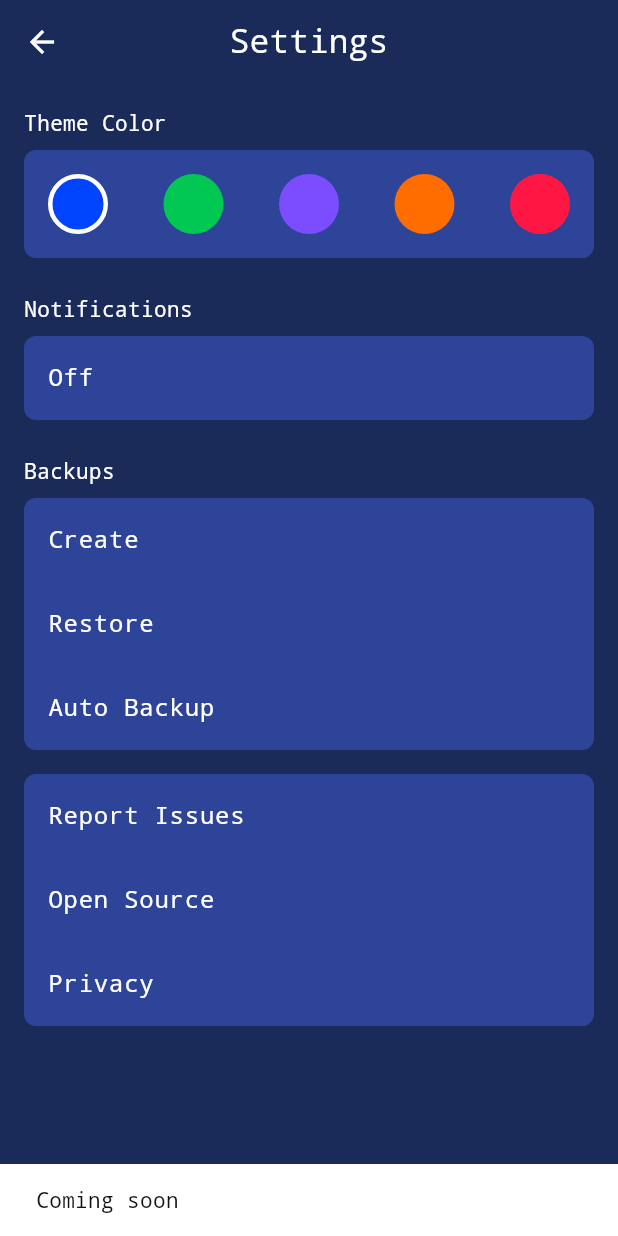
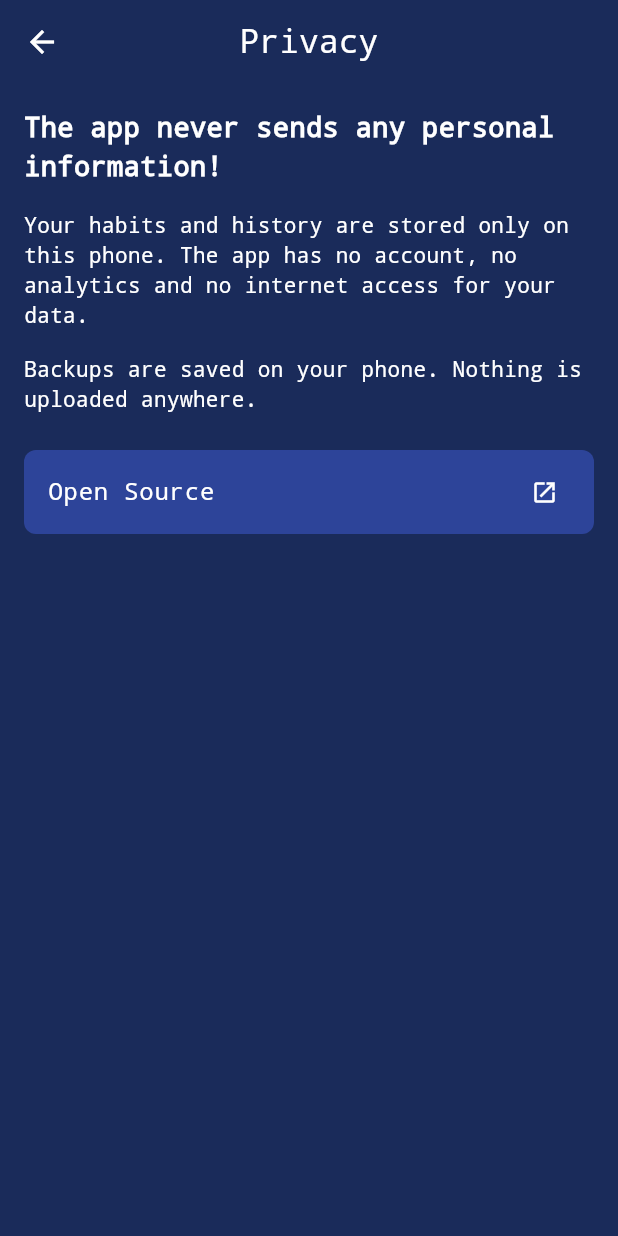
Before and after one commit to arunkrish11/habits.me, a Flutter app: the SettingsScreen screen opened directly, after a tap on "Privacy", on a phone screen of 412 x 824 dp. Run offline on Flutter 3.47's test engine with Material 3 defaults, Android fonts, the light colour scheme and no system bars; our stand-ins replace drift, drift_flutter, file_picker, flutter_local_notifications, flutter_riverpod, flutter_timezone and 2 more; accounts and stored records are empty; generated files the repository leaves out were written again.

Commit message:
(feat):backup, restore, autobackup and privacy screen added

```diff
--- /dev/null
+++ b/lib/features/settings/privacy_screen.dart
@@ -0,0 +1,49 @@
+import 'package:flutter/material.dart';
+import 'package:url_launcher/url_launcher.dart';
+
+import '../../core/theme.dart';
+
+class PrivacyScreen extends StatelessWidget {
+  const PrivacyScreen({super.key});
+
+  @override
+  Widget build(BuildContext context) {
+    return Scaffold(
+      appBar: AppBar(title: const Text('Privacy'), centerTitle: true),
+      body: ListView(
+        padding: const EdgeInsets.all(16),
+        children: [
+          const Text(
+            'The app never sends any personal information!',
+            style: TextStyle(fontSize: 18, fontWeight: FontWeight.bold),
+          ),
+          const SizedBox(height: 16),
+          const Text(
+            'Your habits and history are stored only on this phone. '
+            'The app has no account, no analytics and no internet access '
+            'for your data.',
+          ),
+          const SizedBox(height: 16),
+          const Text(
+            'Backups are saved on your phone. Nothing is uploaded anywhere.',
+          ),
+          const SizedBox(height: 24),
+          Container(
+            decoration: BoxDecoration(
+              color: AppColors.card,
+              borderRadius: BorderRadius.circular(8),
+            ),
+            child: ListTile(
+              title: const Text('Open Source'),
+              trailing: const Icon(Icons.open_in_new, size: 18),
+              onTap: () => launchUrl(
+                Uri.parse('https://github.com/arunkrish11/habits.me'),
+                mode: LaunchMode.externalApplication,
+              ),
+            ),
+          ),
+        ],
+      ),
+    );
+  }
+}
--- a/lib/features/settings/settings_screen.dart
+++ b/lib/features/settings/settings_screen.dart
@@ -1,9 +1,18 @@
+import 'dart:convert';
+import 'dart:typed_data';
+
+import 'package:file_picker/file_picker.dart';
 import 'package:flutter/material.dart';
 import 'package:flutter_riverpod/flutter_riverpod.dart';
+// import 'package:intl/intl.dart';
+import 'package:url_launcher/url_launcher.dart';
 
+import '../../core/backup_service.dart';
 import '../../core/notification_service.dart';
 import '../../core/theme.dart';
 import '../../core/theme_provider.dart';
+import '../../data/providers.dart';
+import 'privacy_screen.dart';
 
 class SettingsScreen extends ConsumerStatefulWidget {
   const SettingsScreen({super.key});
@@ -14,6 +23,7 @@ class SettingsScreen extends ConsumerStatefulWidget {
 
 class _SettingsScreenState extends ConsumerState<SettingsScreen> {
   TimeOfDay? _reminder;
+  bool _auto = false;
 
   @override
   void initState() {
@@ -21,14 +31,15 @@ class _SettingsScreenState extends ConsumerState<SettingsScreen> {
     NotificationService.savedTime().then((t) {
       if (mounted) setState(() => _reminder = t);
     });
+    BackupService.autoEnabled().then((v) {
+      if (mounted) setState(() => _auto = v);
+    });
   }
 
-  void _soon() =>
-      ScaffoldMessenger.of(context)
-          .showSnackBar(const SnackBar(content: Text('Coming soon')));
+  void _msg(String text) =>
+      ScaffoldMessenger.of(context).showSnackBar(SnackBar(content: Text(text)));
 
   Future<void> _pickTime() async {
-    final messenger = ScaffoldMessenger.of(context);
     final t = await showTimePicker(
       context: context,
       initialTime: _reminder ?? const TimeOfDay(hour: 23, minute: 0),
@@ -39,9 +50,7 @@ class _SettingsScreenState extends ConsumerState<SettingsScreen> {
     if (ok) {
       setState(() => _reminder = t);
     } else {
-      messenger.showSnackBar(
-        const SnackBar(content: Text('Notification permission denied')),
-      );
+      _msg('Notification permission denied');
     }
   }
 
@@ -50,14 +59,64 @@ class _SettingsScreenState extends ConsumerState<SettingsScreen> {
     if (mounted) setState(() => _reminder = null);
   }
 
-  Widget _group(List<String> items) => Container(
+  Future<void> _create() async {
+    try {
+      final json = await BackupService.buildJson(ref.read(dbProvider));
+      final saved = await FilePicker.saveFile(
+        dialogTitle: 'Save backup',
+        fileName: BackupService.fileName(),
+        bytes: Uint8List.fromList(utf8.encode(json)),
+      );
+      if (saved != null) _msg('Backup saved');
+    } catch (e) {
+      _msg('Error: $e');
+    }
+  }
+
+  Future<void> _restore() async {
+    final file = await FilePicker.pickFile();
+    if (file == null || !mounted) return;
+    final ok = await showDialog<bool>(
+      context: context,
+      builder: (ctx) => AlertDialog(
+        title: const Text('Restore this backup?'),
+        content: const Text('This replaces all current habits and history.'),
+        actions: [
+          TextButton(
+            onPressed: () => Navigator.pop(ctx, false),
+            child: const Text('Cancel'),
+          ),
+          TextButton(
+            onPressed: () => Navigator.pop(ctx, true),
+            child: const Text('Restore'),
+          ),
+        ],
+      ),
+    );
+    if (ok != true) return;
+    try {
+      final text = utf8.decode(await file.readAsBytes());
+      await BackupService.restoreFromString(ref.read(dbProvider), text);
+      _msg('Backup restored');
+    } catch (e) {
+      _msg('Restore failed: $e');
+    }
+  }
+
+  Future<void> _toggleAuto(bool v) async {
+    await BackupService.setAuto(v);
+    setState(() => _auto = v);
+  }
+
+  Future<void> _open(String url) =>
+      launchUrl(Uri.parse(url), mode: LaunchMode.externalApplication);
+
+  Widget _card(List<Widget> children) => Container(
     decoration: BoxDecoration(
       color: AppColors.card,
       borderRadius: BorderRadius.circular(8),
     ),
-    child: Column(
-      children: [for (final t in items) ListTile(title: Text(t), onTap: _soon)],
-    ),
+    child: Column(children: children),
   );
 
   @override
@@ -100,12 +159,8 @@ class _SettingsScreenState extends ConsumerState<SettingsScreen> {
           const SizedBox(height: 24),
           const Text('Notifications'),
           const SizedBox(height: 8),
-          Container(
-            decoration: BoxDecoration(
-              color: AppColors.card,
-              borderRadius: BorderRadius.circular(8),
-            ),
-            child: ListTile(
+          _card([
+            ListTile(
               title: Text(
                 _reminder == null ? 'Off' : _reminder!.format(context),
               ),
@@ -117,13 +172,38 @@ class _SettingsScreenState extends ConsumerState<SettingsScreen> {
                       onPressed: _turnOff,
                     ),
             ),
-          ),
+          ]),
           const SizedBox(height: 24),
           const Text('Backups'),
           const SizedBox(height: 8),
-          _group(['Create', 'Restore', 'Auto Backup']),
+          _card([
+            ListTile(title: const Text('Create'), onTap: _create),
+            ListTile(title: const Text('Restore'), onTap: _restore),
+            ListTile(
+              title: const Text('Auto Backup'),
+              trailing: Switch(value: _auto, onChanged: _toggleAuto),
+              onTap: () => _toggleAuto(!_auto),
+            ),
+          ]),
           const SizedBox(height: 16),
-          _group(['Report Issues', 'Open Source', 'Privacy']),
+          _card([
+            ListTile(
+              title: const Text('Report Issues'),
+              onTap: () =>
+                  _open('https://github.com/arunkrish11/habits.me/issues'),
+            ),
+            ListTile(
+              title: const Text('Open Source'),
+              onTap: () => _open('https://github.com/arunkrish11/habits.me'),
+            ),
+            ListTile(
+              title: const Text('Privacy'),
+              onTap: () => Navigator.push(
+                context,
+                MaterialPageRoute(builder: (_) => const PrivacyScreen()),
+              ),
+            ),
+          ]),
         ],
       ),
     );
--- a/pubspec.yaml
+++ b/pubspec.yaml
@@ -44,6 +44,8 @@ dependencies:
   flutter_local_notifications: ^22.3.1
   flutter_timezone: ^5.1.0
   timezone: ^0.11.1
+  url_launcher: ^6.3.2
+  file_picker: ^13.1.0
 
 dev_dependencies:
   flutter_test:
```
Also changed, not shown: lib/core/backup_service.dart (added, +118 -0 lines), lib/features/dashboard/dashboard_screen.dart (+8 -1 lines), lib/features/new_habit/new_habit_screen.dart (+7 -10 lines), pubspec.lock, 5 other files.
